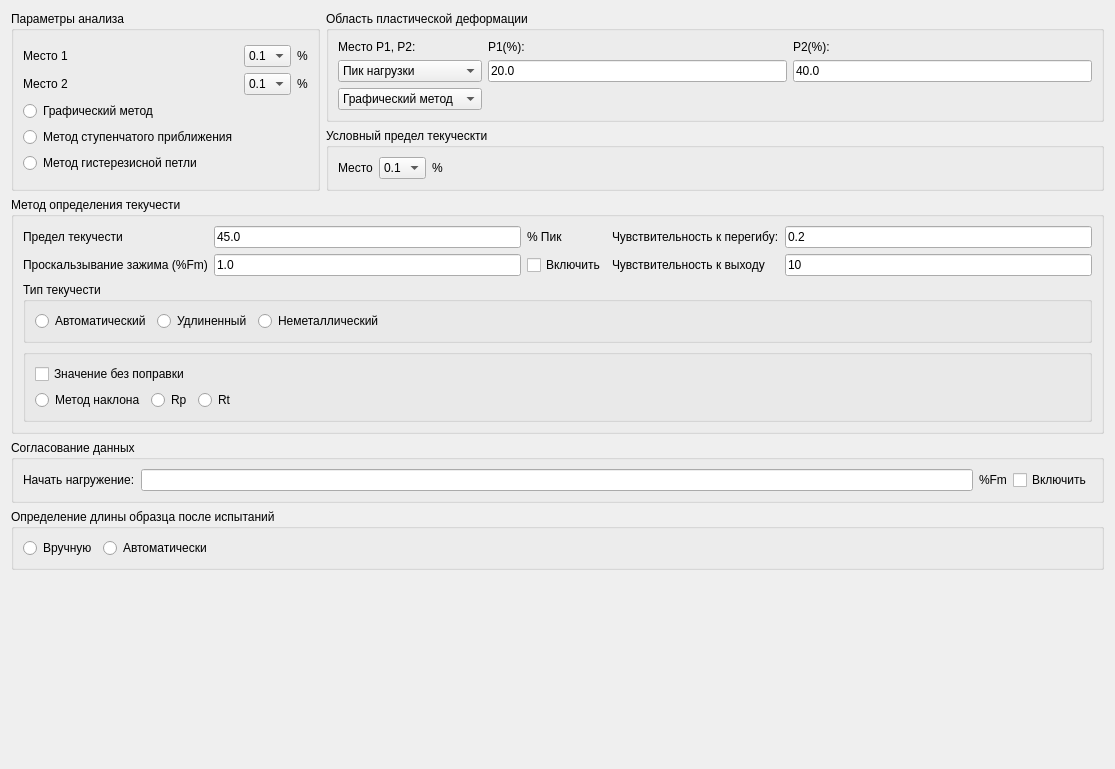
This is EvoTestApp/PlanAnalysisForm.ui in picosaur/evotest as Qt 5 draws it before an edit. The edited form follows.
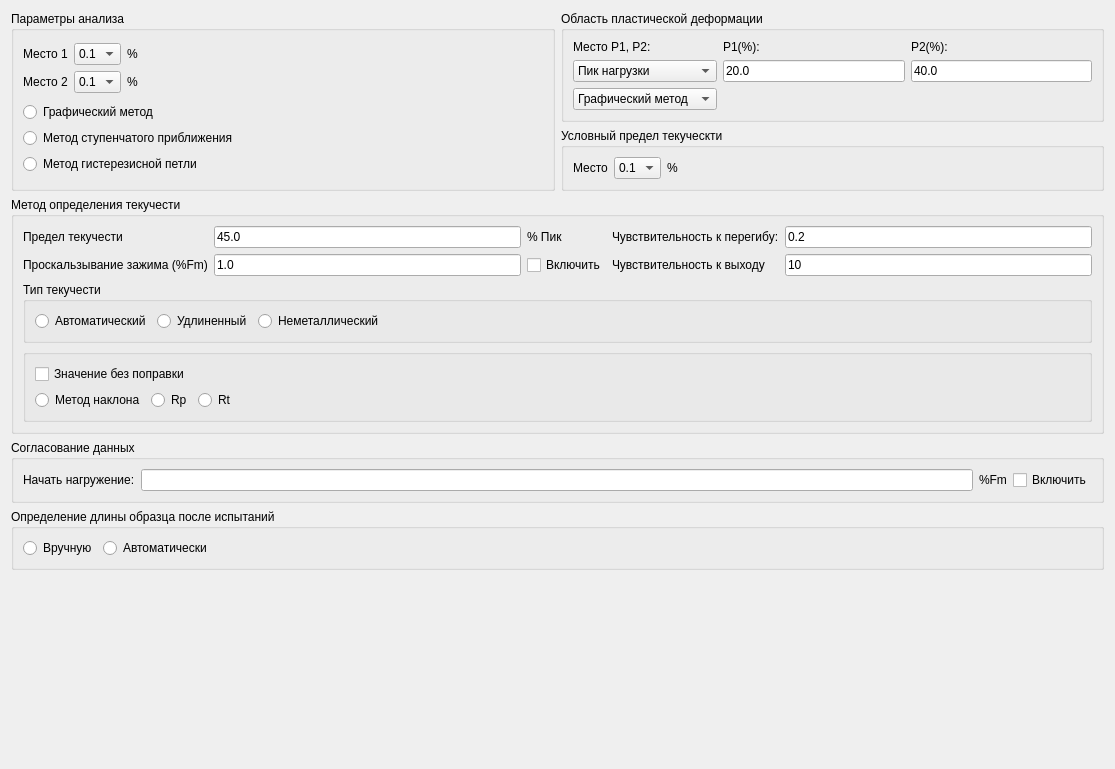
This is the edited form.

```diff
--- a/EvoTestApp/PlanAnalysisForm.ui
+++ b/EvoTestApp/PlanAnalysisForm.ui
@@ -21,34 +21,16 @@
        <property name="title">
         <string>Параметры анализа</string>
        </property>
+       <property name="flat">
+        <bool>false</bool>
+       </property>
        <layout class="QVBoxLayout" name="verticalLayout">
         <item>
-         <layout class="QGridLayout" name="gridLayout">
-          <item row="3" column="0">
-           <widget class="QRadioButton" name="radioButton_2">
+         <layout class="QGridLayout" name="gridLayout_10">
+          <item row="0" column="0">
+           <widget class="QLabel" name="label">
             <property name="text">
-             <string>Метод ступенчатого приближения</string>
-            </property>
-           </widget>
-          </item>
-          <item row="2" column="0">
-           <widget class="QRadioButton" name="radioButton">
-            <property name="text">
-             <string>Графический метод</string>
-            </property>
-           </widget>
-          </item>
-          <item row="1" column="2">
-           <widget class="QLabel" name="label_4">
-            <property name="text">
-             <string>%</string>
-            </property>
-           </widget>
-          </item>
-          <item row="0" column="2">
-           <widget class="QLabel" name="label_3">
-            <property name="text">
-             <string>%</string>
+             <string>Место 1</string>
             </property>
            </widget>
           </item>
@@ -93,10 +75,17 @@
             </item>
            </widget>
           </item>
-          <item row="0" column="0">
-           <widget class="QLabel" name="label">
+          <item row="0" column="2">
+           <widget class="QLabel" name="label_3">
             <property name="text">
-             <string>Место 1</string>
+             <string>%</string>
+            </property>
+           </widget>
+          </item>
+          <item row="1" column="2">
+           <widget class="QLabel" name="label_4">
+            <property name="text">
+             <string>%</string>
             </property>
            </widget>
           </item>
@@ -134,13 +123,44 @@
             </item>
            </widget>
           </item>
-          <item row="4" column="0">
+          <item row="0" column="3">
+           <spacer name="horizontalSpacer_5">
+            <property name="orientation">
+             <enum>Qt::Horizontal</enum>
+            </property>
+            <property name="sizeHint" stdset="0">
+             <size>
+              <width>40</width>
+              <height>20</height>
+             </size>
+            </property>
+           </spacer>
+          </item>
+         </layout>
+        </item>
+        <item>
+         <layout class="QGridLayout" name="gridLayout">
+          <item row="1" column="0">
+           <widget class="QRadioButton" name="radioButton_2">
+            <property name="text">
+             <string>Метод ступенчатого приближения</string>
+            </property>
+           </widget>
+          </item>
+          <item row="2" column="0">
            <widget class="QRadioButton" name="radioButton_3">
             <property name="text">
              <string>Метод гистерезисной петли</string>
             </property>
            </widget>
           </item>
+          <item row="0" column="0">
+           <widget class="QRadioButton" name="radioButton">
+            <property name="text">
+             <string>Графический метод</string>
+            </property>
+           </widget>
+          </item>
          </layout>
         </item>
        </layout>
```
Left out of the diff: 14 changed lines with no effect on the pictures.
